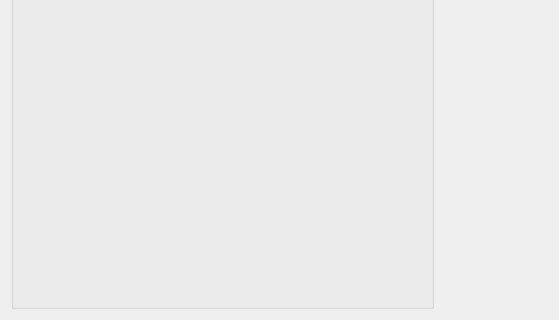
First picture: the form in starviewer/src/extensions/playground/dlsegmentation/qdlsegmentationextensionbase.ui, repository starviewer-medical/starviewer, before the edit; both pictures show x 0 to 559 and y 481 to 801 of the 1243 by 801 pixel window.
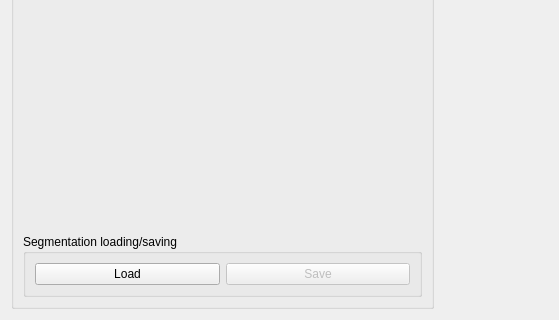
Second picture: the form after the edit. Icons and pictures are not drawn. Custom widgets are drawn as their Qt base class.

Commit message: ENH: Add functionality to load and save vtkImageData segmentations ("vti" format).

```diff
--- a/starviewer/src/extensions/playground/dlsegmentation/qdlsegmentationextensionbase.ui
+++ b/starviewer/src/extensions/playground/dlsegmentation/qdlsegmentationextensionbase.ui
@@ -355,6 +355,48 @@
          </property>
         </spacer>
        </item>
+       <item>
+        <widget class="QGroupBox" name="m_loadSaveGroupBox">
+         <property name="title">
+          <string>Segmentation loading/saving</string>
+         </property>
+         <layout class="QVBoxLayout" name="verticalLayout_3">
+          <property name="leftMargin">
+           <number>9</number>
+          </property>
+          <property name="topMargin">
+           <number>9</number>
+          </property>
+          <property name="rightMargin">
+           <number>9</number>
+          </property>
+          <property name="bottomMargin">
+           <number>9</number>
+          </property>
+          <item>
+           <layout class="QHBoxLayout" name="m_loadSaveHLayout">
+            <item>
+             <widget class="QPushButton" name="m_loadPushButton">
+              <property name="text">
+               <string>Load</string>
+              </property>
+             </widget>
+            </item>
+            <item>
+             <widget class="QPushButton" name="m_savePushButton">
+              <property name="enabled">
+               <bool>false</bool>
+              </property>
+              <property name="text">
+               <string>Save</string>
+              </property>
+             </widget>
+            </item>
+           </layout>
+          </item>
+         </layout>
+        </widget>
+       </item>
       </layout>
      </widget>
      <widget class="QSplitter" name="m_viewersSplitter">
```
The commit also changes 3 other files.
